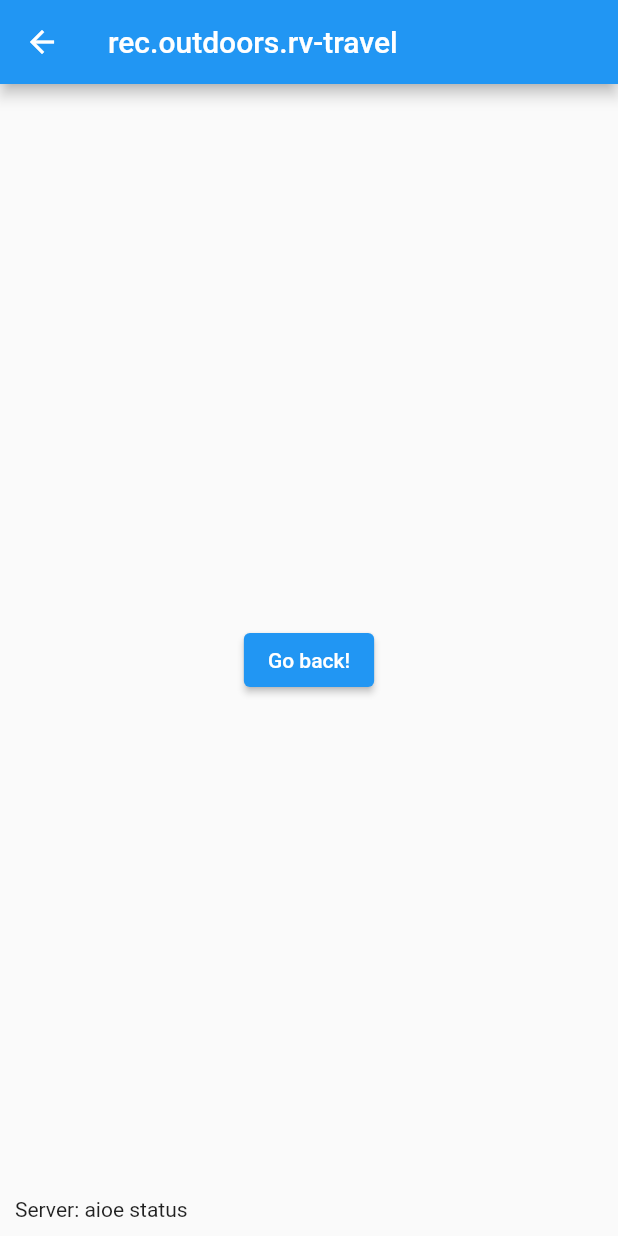
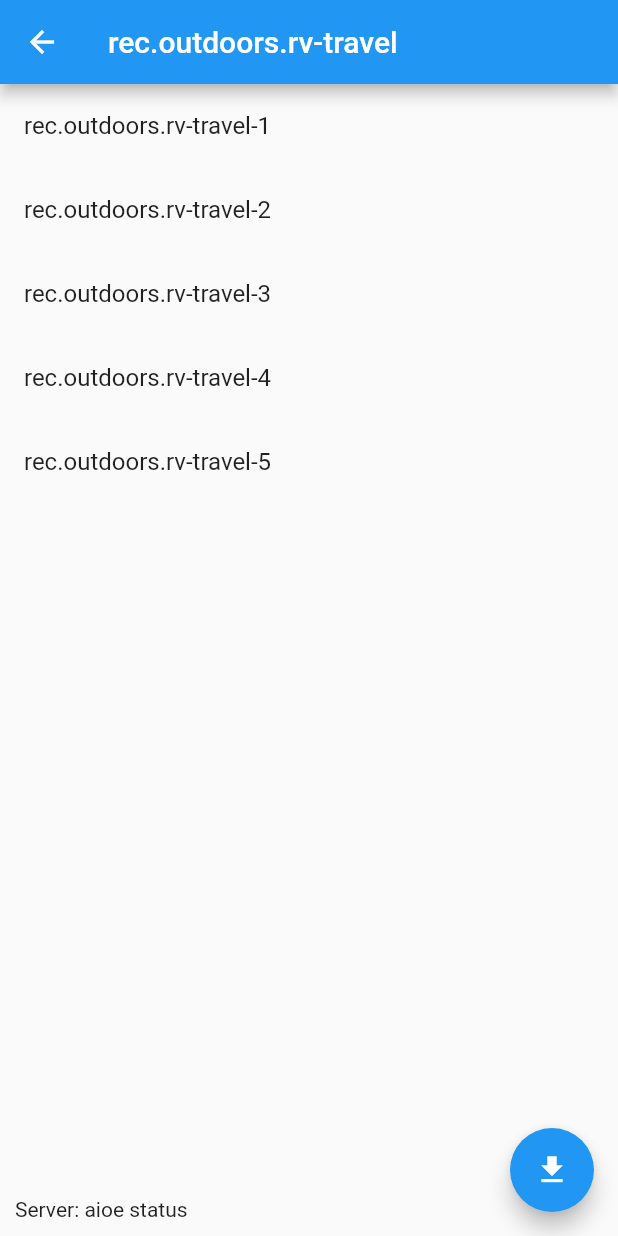
Before and after one commit to ssolon/panoply, a Flutter app: the screen it shows after launch, after a tap on "rec.outdoors.rv-travel", on a phone screen of 412 x 824 dp. Run offline on Flutter 3.47's test engine with Material 2 defaults, Android fonts, the phone set to English and light mode, and no system bars; our stand-ins replace flutter_bloc, loggy.

Commit message:
Convert to use bloc-library

```diff
--- /dev/null
+++ b/lib/blocs/overviews_bloc.dart
@@ -0,0 +1,49 @@
+
+
+import 'package:flutter_bloc/flutter_bloc.dart';
+import 'package:panoply/models/overview.dart';
+
+abstract class OverviewsBlocEvent {} //TODO Equatable?
+class OverviewsBlocLoadEvent extends OverviewsBlocEvent {
+  final String groupName;
+  OverviewsBlocLoadEvent(this.groupName);
+}
+
+abstract class OverviewsBlocState {}
+class OverviewsBlocInitialState extends OverviewsBlocState {}
+
+class OverviewsBlocLoadedState extends OverviewsBlocState {
+  final String groupName;
+  final List<ThreadedOverview> overviews;
+
+  OverviewsBlocLoadedState(this.groupName, this.overviews);
+}
+
+class OverviewsBloc extends Bloc<OverviewsBlocEvent, OverviewsBlocState> {
+
+  OverviewsBloc(): super(OverviewsBlocInitialState()) {}
+
+  @override
+  Stream<OverviewsBlocState> mapEventToState(OverviewsBlocEvent event) async* {
+    if (event is OverviewsBlocLoadEvent) {
+      yield OverviewsBlocLoadedState(event.groupName, overviewsFor(event.groupName));
+    } else {
+      throw UnimplementedError("Event = $event");
+    }
+  }
+
+  /// Return a list of overviews for [groupName].
+  /// TODO Stream this information to use with an on demand list view?
+  List<ThreadedOverview> overviewsFor(String groupName) {
+
+    return [
+      ThreadedOverview(1, '$groupName-1', 'from1', 'date1', 'msgId1', 'references1', 10, 1, 'xref1', []),
+      ThreadedOverview(2, '$groupName-2', 'from2', 'date2', 'msgId2', 'references2', 20, 2, 'xref2', []),
+      ThreadedOverview(3, '$groupName-3', 'from3', 'date3', 'msgId3', 'references3', 30, 3, 'xref3', []),
+      ThreadedOverview(4, '$groupName-4', 'from4', 'date4', 'msgId4', 'references4', 40, 4, 'xref4', []),
+      ThreadedOverview(5, '$groupName-5', 'from5', 'date5', 'msgId5', 'references5', 50, 5, 'xref5', []),
+    ];
+  }
+
+
+}
--- a/lib/main.dart
+++ b/lib/main.dart
@@ -1,3 +1,4 @@
+import 'package:flutter_bloc/flutter_bloc.dart';
 import 'package:loggy/loggy.dart';
 import 'package:flutter/material.dart';
 import 'package:panoply/services/news_service.dart';
@@ -6,13 +7,23 @@ import 'package:panoply/views/headers.dart';
 import 'package:panoply/views/server_status.dart';
 import 'package:provider/provider.dart';
 
+import 'blocs/overviews_bloc.dart';
+
 void main() {
   Loggy.initLoggy();
+
   runApp(
-      ChangeNotifierProvider(
-        create: (context) => NewsService(NntpServer('aioe', 'nntp.aioe.org')),
-        child: const MyApp()),
-      );
+      MultiBlocProvider(
+          providers: [
+            BlocProvider<NewsService>(
+                create: (context) => NewsService(NntpServer('aioe', 'nntp.aioe.org'))
+            ),
+            BlocProvider<OverviewsBloc>(
+                create: (context) => OverviewsBloc()
+            ),
+          ],
+          child: const MyApp()),
+  );
 }
 
 const kBodyEdgeInsets = 10.0;
@@ -37,7 +48,7 @@ class MyApp extends StatelessWidget {
         // is not restarted.
         primarySwatch: Colors.blue,
       ),
-      home: MyHomePage(title: 'Groups'),
+      home: const MyHomePage(title: 'Groups'),
     );
   }
 }
@@ -79,9 +90,13 @@ class _MyHomePageState extends State<MyHomePage> with UiLoggy {
       title: Text(name,),
       onTap: () {
         Navigator.push(
-          context,
-          MaterialPageRoute(
-              builder: (context) => HeaderList(group:name))
+            context,
+            MaterialPageRoute(
+                builder: (context) {
+                  Provider.of<OverviewsBloc>(context).add(OverviewsBlocLoadEvent(name));
+                  return HeaderList(group:name);
+                }
+            )
         );
       },
     );
@@ -112,14 +127,14 @@ class _MyHomePageState extends State<MyHomePage> with UiLoggy {
         title: Text(widget.title),
       ),
       body: Container(
-        padding: EdgeInsets.all(kBodyEdgeInsets),
+        padding: const EdgeInsets.all(kBodyEdgeInsets),
         child: ListView(
             children: _buildSubscriptionList(context),
         ),
       ),
       bottomSheet: Container(
-          padding: EdgeInsets.all(kBodyEdgeInsets),
-          child: ServerStatus(),
+          padding: const EdgeInsets.all(kBodyEdgeInsets),
+          child: const ServerStatus(),
       ),
 
       floatingActionButton: FloatingActionButton(
--- /dev/null
+++ b/lib/models/overview.dart
@@ -0,0 +1,53 @@
+/// Overview for articles
+/// Some
+
+class Overview {
+  int number;
+  String subject;
+  String from;
+  String date;
+  String msgId;
+  String references;
+  int bytes;
+  int lines;
+  String xref;
+
+  Overview(
+      this.number,
+      this.subject,
+      this.from,
+      this.date,
+      this.msgId,
+      this.references,
+      this.bytes,
+      this.lines,
+      this.xref,
+      );
+}
+
+class ThreadedOverview extends Overview {
+  List<ThreadedOverview>? replys;
+
+  ThreadedOverview(
+      number,
+      subject,
+      from,
+      date,
+      msgId,
+      references,
+      bytes,
+      lines,
+      xref,
+      this.replys,
+      )  : super(
+    number,
+    subject,
+    from,
+    date,
+    msgId,
+    references,
+    bytes,
+    lines,
+    xref,
+  );
+}
--- a/lib/services/news_service.dart
+++ b/lib/services/news_service.dart
@@ -1,18 +1,58 @@
 import 'package:flutter/foundation.dart';
+import 'package:flutter_bloc/flutter_bloc.dart';
+import 'package:panoply/models/overview.dart';
 import 'package:panoply/services/nntp_server.dart';
 
 ///
 /// Communicate with NNTP server and handle the actual news logic.
 ///
 
-class NewsService extends ChangeNotifier {
+abstract class NewsServiceEvent {}
+
+class OverviewsForRequested extends NewsServiceEvent {
+  final String groupName;
+  OverviewsForRequested(this.groupName);
+}
+
+abstract class NewsServiceState {}
+
+/// Initial state
+class NewsServiceInitialState extends NewsServiceState {}
+
+class NewsServiceStartLoadingOverviewsState extends NewsServiceState {
+  final String groupName;
+  NewsServiceStartLoadingOverviewsState(this.groupName);
+}
+
+class NewsServiceDoneLoadingOverviewsState extends NewsServiceState {
+  final String groupName;
+  final NntpServer server;
+  final int count;
+  final List<ThreadedOverview> overViews;
+
+  NewsServiceDoneLoadingOverviewsState(
+      this.groupName,
+      this.server,
+      this.count,
+      this.overViews);
+}
+
+class NewsService extends Bloc<NewsServiceEvent, NewsServiceState> {
 
   NntpServer? primaryServer;
+  /// Current status of this service which can be used for a status indicator.
+  /// Changes will be cause a notify event.
   String status = 'status';
 
+  /// Name of the currently active server (if any).
   String get serverName => primaryServer?.name ?? '????';
 
-  NewsService(this.primaryServer);
+  /// CTOR
 
+  NewsService(this.primaryServer) : super(NewsServiceInitialState());
 
+   @override
+  Stream<NewsServiceState> mapEventToState(NewsServiceEvent event) async* {
+    // throw UnimplementedError();
+  }
 }
--- a/lib/views/headers.dart
+++ b/lib/views/headers.dart
@@ -1,6 +1,10 @@
 import 'package:flutter/material.dart';
+import 'package:flutter_bloc/flutter_bloc.dart';
 import 'package:loggy/loggy.dart';
+import 'package:panoply/blocs/overviews_bloc.dart';
+import 'package:panoply/services/news_service.dart';
 import 'package:panoply/views/server_status.dart';
+import 'package:provider/provider.dart';
 
 import '../main.dart';
 
@@ -10,29 +14,50 @@ class HeaderList extends StatefulWidget {
   final String group;
 
   @override
-  State<HeaderList> createState() => _HeaderListState();
+  State<HeaderList> createState() => _HeaderListState(group);
 }
 
 class _HeaderListState extends State<HeaderList> with UiLoggy {
+  String group;
+
+  _HeaderListState(this.group);
+
   @override
   Widget build(BuildContext context) {
+    // var service = Provider.of<NewsService>(context, listen: false);
     return Scaffold(
       appBar: AppBar(
         title: Text(widget.group),
       ),
-      body: Center(
-        child: ElevatedButton(
-          onPressed: () {
-            // Navigate back to first route when tapped.
-            Navigator.pop(context);
-          },
-          child: Text('Go back!'),
-        ),
+      body: Container(
+      child: BlocBuilder<OverviewsBloc, OverviewsBlocState>(
+          builder: (context, state) {
+            if (state is OverviewsBlocLoadedState) {
+              return ListView(
+                  children: state.overviews
+                      .map((i) => _buildOverviewListItem(context, i))
+                      .toList(growable: false)
+              );
+            } else {
+              return Center(child: Text("Loading... ($state)"));
+            }
+          })
       ),
       bottomSheet: Container(
-        padding: EdgeInsets.all(kBodyEdgeInsets),
-        child: ServerStatus(),
+        padding: const EdgeInsets.all(kBodyEdgeInsets),
+        child: const ServerStatus(),
+      ),
+      floatingActionButton: FloatingActionButton(
+        tooltip: 'Fetch headers',
+        onPressed: () {  },
+        child: const Icon(Icons.download),
       ),
     );
   }
+
+  Widget _buildOverviewListItem(context, overviewItem) {
+    return ListTile (
+      title: Text(overviewItem.subject),
+    );
+  }
 }
--- a/pubspec.yaml
+++ b/pubspec.yaml
@@ -29,6 +29,7 @@ environment:
 dependencies:
   loggy: ^2.0.0+1
   provider: ^5.0.0
+  flutter_bloc: ^7.0.0
 
   flutter:
     sdk: flutter
```
Also changed, not shown: pubspec.lock.
